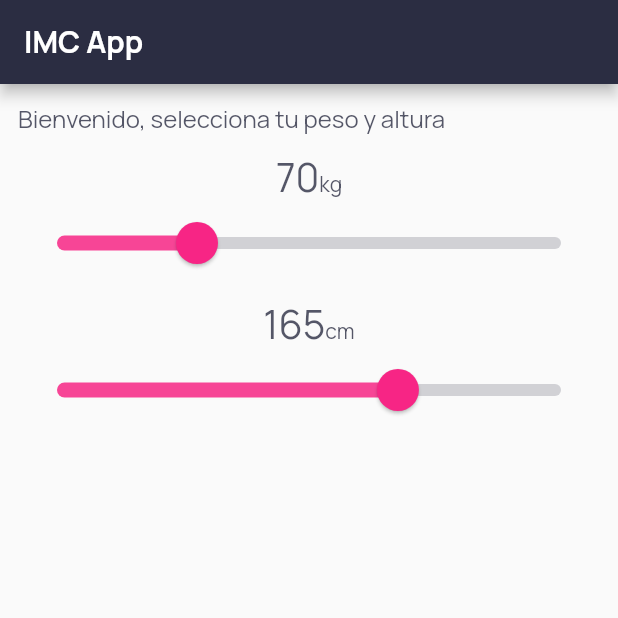
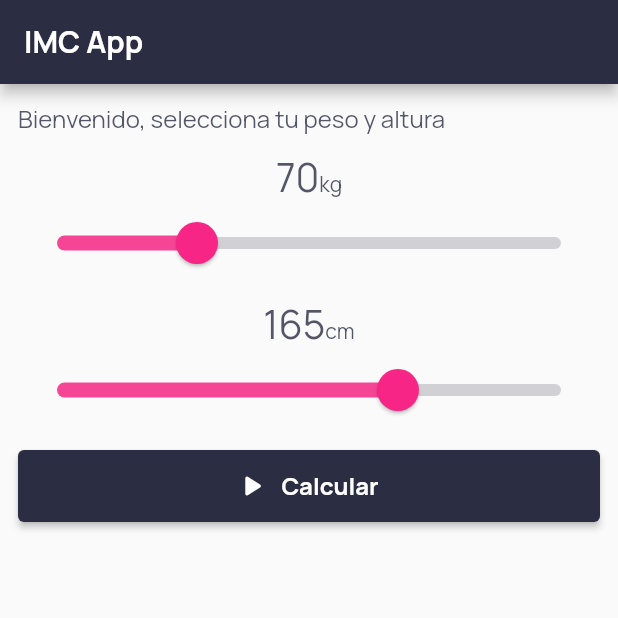
Before and after one commit to ehbarrionuevo/flutter_codigo2_imc, a Flutter app: the screen it shows after launch, on a phone screen of 412 x 824 dp, the top half of it. Run offline on Flutter 3.47's test engine with Material 2 defaults, Android fonts, the phone set to English and light mode, and no system bars.

Commit message:
Init 2.2

```diff
--- a/lib/home_page.dart
+++ b/lib/home_page.dart
@@ -6,7 +6,6 @@ class HomePage extends StatefulWidget {
 }
 
 class _HomePageState extends State<HomePage> {
-
   double weight = 70;
   double height = 165;
 
@@ -103,7 +102,30 @@ class _HomePageState extends State<HomePage> {
                 setState(() {});
               },
             ),
-
+            const SizedBox(
+              height: 14.0,
+            ),
+            SizedBox(
+              width: double.infinity,
+              height: 48.0,
+              child: ElevatedButton.icon(
+                onPressed: () {},
+                style: ElevatedButton.styleFrom(
+                  backgroundColor: const Color(0xff2b2d42),
+                ),
+                icon: const Icon(
+                  Icons.play_arrow_rounded,
+                ),
+                label: const Text(
+                  "Calcular",
+                  style: TextStyle(
+                    fontFamily: 'Manrope',
+                    fontSize: 16.0,
+                    fontWeight: FontWeight.bold,
+                  ),
+                ),
+              ),
+            ),
           ],
         ),
       ),
```
